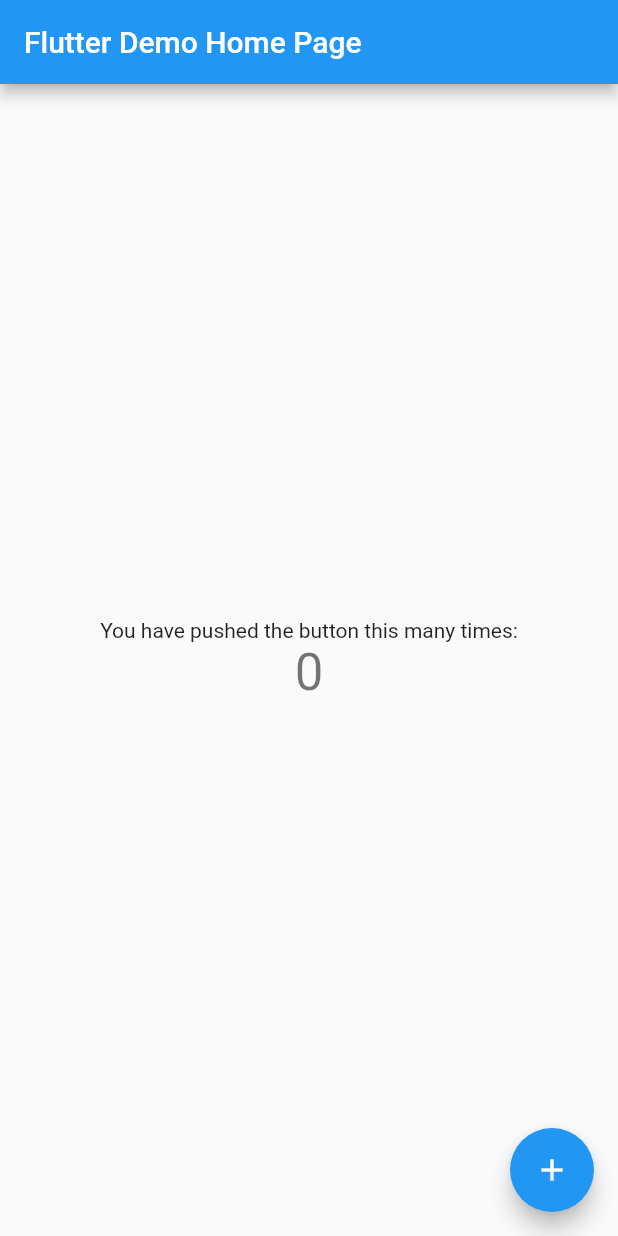
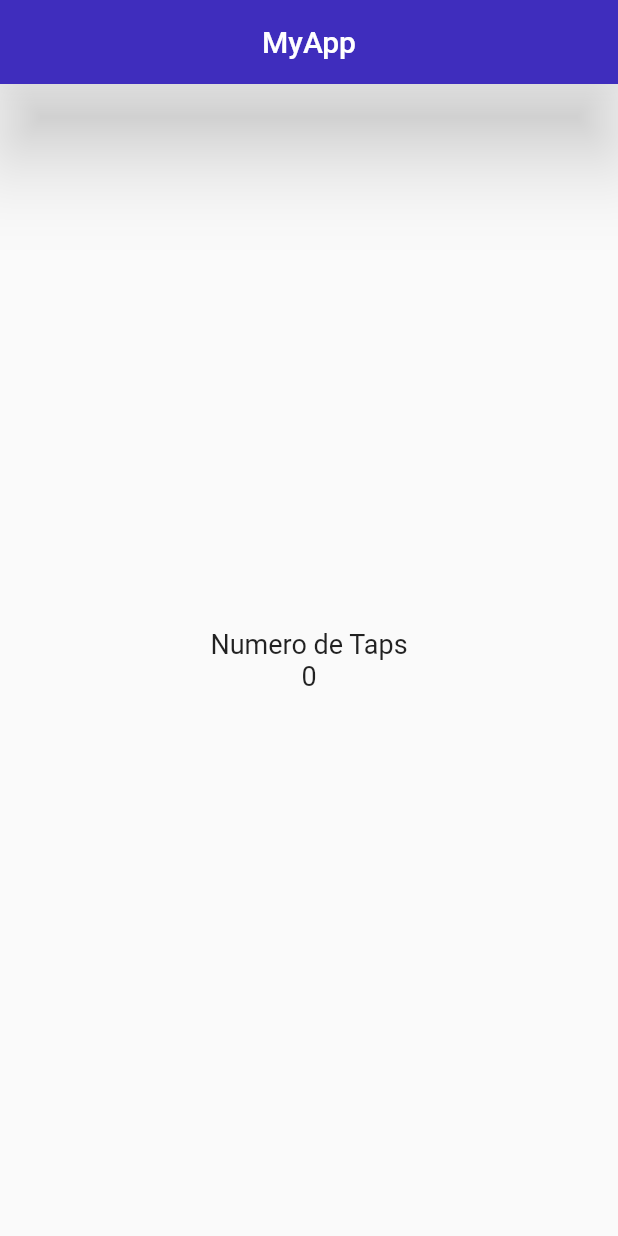
Before and after one commit to byariel95/flutter-sample, a Flutter app: the screen it shows after launch, on a phone screen of 412 x 824 dp. Run offline on Flutter 3.47's test engine with Material 2 defaults, Android fonts, the phone set to English and light mode, and no system bars.

Commit message:
create appbar and styles

```diff
--- a/app_sample/lib/main.dart
+++ b/app_sample/lib/main.dart
@@ -1,117 +1,10 @@
+
 import 'package:flutter/material.dart';
+import 'package:app_sample/src/app.dart';
+//import 'src/app.dart';
 
 void main() {
-  runApp(MyApp());
+
+  runApp(new MyApp()); // el new es opcional
+
 }
-
-class MyApp extends StatelessWidget {
-  // This widget is the root of your application.
-  @override
-  Widget build(BuildContext context) {
-    return MaterialApp(
-      title: 'Flutter Demo',
-      theme: ThemeData(
-        // This is the theme of your application.
-        //
-        // Try running your application with "flutter run". You'll see the
-        // application has a blue toolbar. Then, without quitting the app, try
-        // changing the primarySwatch below to Colors.green and then invoke
-        // "hot reload" (press "r" in the console where you ran "flutter run",
-        // or simply save your changes to "hot reload" in a Flutter IDE).
-        // Notice that the counter didn't reset back to zero; the application
-        // is not restarted.
-        primarySwatch: Colors.blue,
-        // This makes the visual density adapt to the platform that you run
-        // the app on. For desktop platforms, the controls will be smaller and
-        // closer together (more dense) than on mobile platforms.
-        visualDensity: VisualDensity.adaptivePlatformDensity,
-      ),
-      home: MyHomePage(title: 'Flutter Demo Home Page'),
-    );
-  }
-}
-
-class MyHomePage extends StatefulWidget {
-  MyHomePage({Key key, this.title}) : super(key: key);
-
-  // This widget is the home page of your application. It is stateful, meaning
-  // that it has a State object (defined below) that contains fields that affect
-  // how it looks.
-
-  // This class is the configuration for the state. It holds the values (in this
-  // case the title) provided by the parent (in this case the App widget) and
-  // used by the build method of the State. Fields in a Widget subclass are
-  // always marked "final".
-
-  final String title;
-
-  @override
-  _MyHomePageState createState() => _MyHomePageState();
-}
-
-class _MyHomePageState extends State<MyHomePage> {
-  int _counter = 0;
-
-  void _incrementCounter() {
-    setState(() {
-      // This call to setState tells the Flutter framework that something has
-      // changed in this State, which causes it to rerun the build method below
-      // so that the display can reflect the updated values. If we changed
-      // _counter without calling setState(), then the build method would not be
-      // called again, and so nothing would appear to happen.
-      _counter++;
-    });
-  }
-
-  @override
-  Widget build(BuildContext context) {
-    // This method is rerun every time setState is called, for instance as done
-    // by the _incrementCounter method above.
-    //
-    // The Flutter framework has been optimized to make rerunning build methods
-    // fast, so that you can just rebuild anything that needs updating rather
-    // than having to individually change instances of widgets.
-    return Scaffold(
-      appBar: AppBar(
-        // Here we take the value from the MyHomePage object that was created by
-        // the App.build method, and use it to set our appbar title.
-        title: Text(widget.title),
-      ),
-      body: Center(
-        // Center is a layout widget. It takes a single child and positions it
-        // in the middle of the parent.
-        child: Column(
-          // Column is also a layout widget. It takes a list of children and
-          // arranges them vertically. By default, it sizes itself to fit its
-          // children horizontally, and tries to be as tall as its parent.
-          //
-          // Invoke "debug painting" (press "p" in the console, choose the
-          // "Toggle Debug Paint" action from the Flutter Inspector in Android
-          // Studio, or the "Toggle Debug Paint" command in Visual Studio Code)
-          // to see the wireframe for each widget.
-          //
-          // Column has various properties to control how it sizes itself and
-          // how it positions its children. Here we use mainAxisAlignment to
-          // center the children vertically; the main axis here is the vertical
-          // axis because Columns are vertical (the cross axis would be
-          // horizontal).
-          mainAxisAlignment: MainAxisAlignment.center,
-          children: <Widget>[
-            Text(
-              'You have pushed the button this many times:',
-            ),
-            Text(
-              '$_counter',
-              style: Theme.of(context).textTheme.headline4,
-            ),
-          ],
-        ),
-      ),
-      floatingActionButton: FloatingActionButton(
-        onPressed: _incrementCounter,
-        tooltip: 'Increment',
-        child: Icon(Icons.add),
-      ), // This trailing comma makes auto-formatting nicer for build methods.
-    );
-  }
-}
--- /dev/null
+++ b/app_sample/lib/src/app.dart
@@ -0,0 +1,15 @@
+import 'package:flutter/material.dart';
+import 'package:app_sample/src/pages/home_page.dart';
+
+class MyApp extends StatelessWidget {
+
+  @override
+  Widget build ( context ) {
+    return MaterialApp(
+      home: Center(
+          child:HomePage(),
+      ),
+    );
+  }
+
+}
--- /dev/null
+++ b/app_sample/lib/src/pages/home_page.dart
@@ -0,0 +1,28 @@
+import 'package:flutter/material.dart';
+
+class HomePage extends StatelessWidget {
+
+  final styleText = new TextStyle(fontSize: 18);
+
+  @override
+  Widget build(BuildContext context) {
+    return Scaffold(
+       appBar: AppBar(
+         title: Text('MyApp'),
+         centerTitle: true,
+         elevation: 25,
+         backgroundColor: Color.fromRGBO(63, 45, 189, 1),
+       ),
+       body: Center(
+         child: Column(
+           mainAxisAlignment: MainAxisAlignment.center,
+           children: <Widget>[
+             Text('Numero de Taps',style: styleText),
+             Text('0',style: styleText),
+
+           ],
+         ),
+       ),
+    );
+  }
+}
```
Also changed, not shown: 1 other file.
